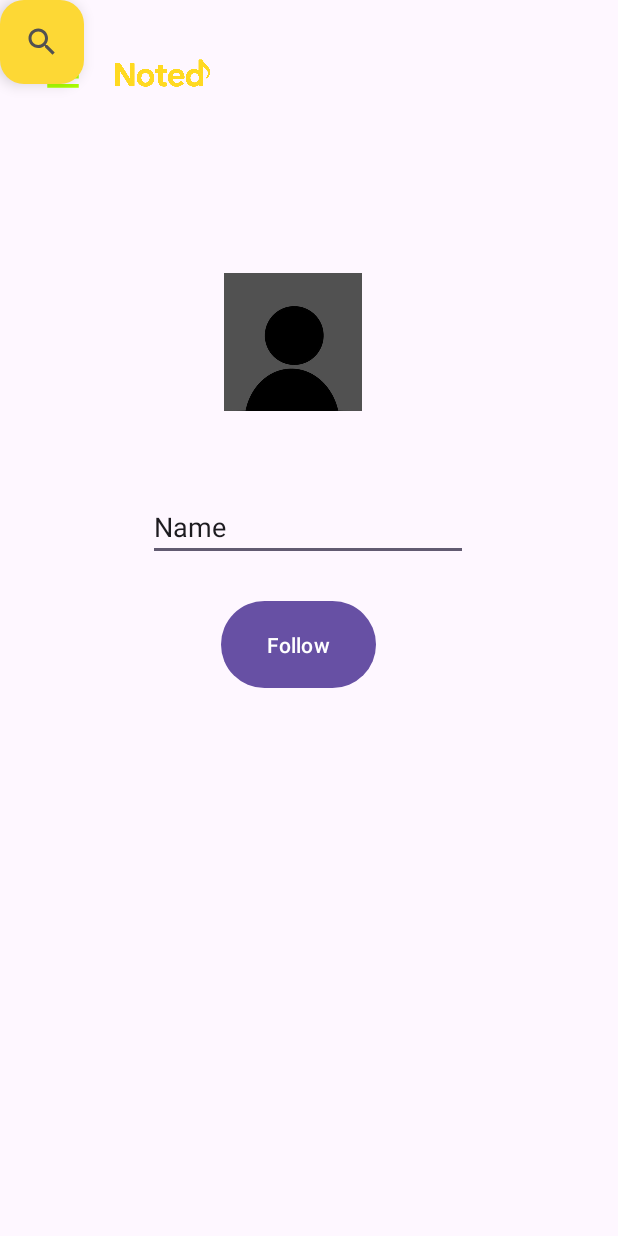
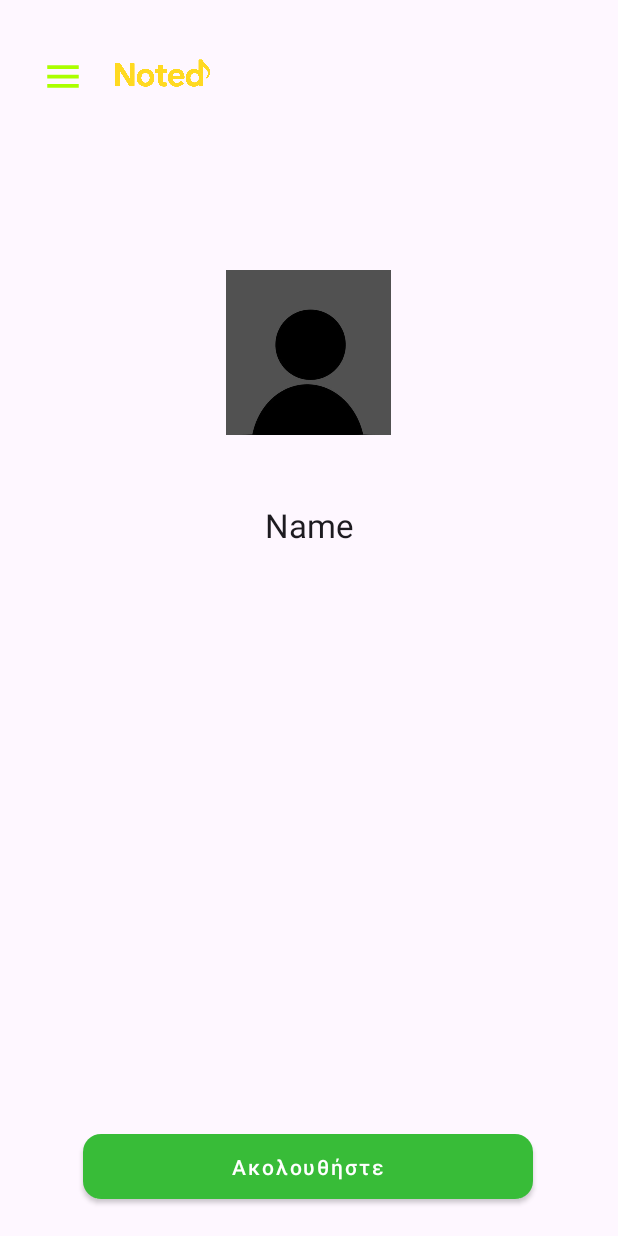
Before and after one commit to nikolas-th/notedAppCode, an Android app: the layout activity_other_users.xml on its own in the app's theme, with its tools: preview values and no code run, on a phone screen of 412 x 824 dp. Run offline under Robolectric (Android 15) with nearby library versions, the phone set to English and light mode, and no system bars.

Commit message:
allagh se other profile

```diff
--- a/app/src/main/res/layout/activity_other_users.xml
+++ b/app/src/main/res/layout/activity_other_users.xml
@@ -6,21 +6,6 @@
     android:layout_width="match_parent"
     android:layout_height="match_parent"
     tools:context=".OtherUsersActivity">
-
-    <com.google.android.material.floatingactionbutton.FloatingActionButton
-        android:id="@+id/fab_search"
-        android:layout_width="wrap_content"
-        android:layout_height="wrap_content"
-        android:layout_alignParentEnd="true"
-        android:layout_alignParentBottom="true"
-        android:layout_margin="16dp"
-        android:contentDescription="Search"
-        android:src="@drawable/ic_search_black"
-        android:tooltipText="Search"
-        app:backgroundTint="#FDD835"
-        app:tint="#525151"
-        tools:layout_editor_absoluteX="339dp"
-        tools:layout_editor_absoluteY="659dp" />
 
     <LinearLayout
         android:id="@+id/topBar"
@@ -51,41 +36,47 @@
 
     </LinearLayout>
 
+    <!-- Login Button -->
+
     <ImageView
         android:id="@+id/imageView4"
         android:layout_width="110dp"
-        android:layout_height="92dp"
+        android:layout_height="110dp"
         app:layout_constraintBottom_toBottomOf="parent"
         app:layout_constraintEnd_toEndOf="parent"
-        app:layout_constraintHorizontal_bias="0.464"
+        app:layout_constraintHorizontal_bias="0.498"
         app:layout_constraintStart_toStartOf="parent"
         app:layout_constraintTop_toTopOf="parent"
-        app:layout_constraintVertical_bias="0.249"
+        app:layout_constraintVertical_bias="0.252"
         app:srcCompat="@drawable/profilepicture" />
 
-    <Button
-        android:id="@+id/button"
-        android:layout_width="103dp"
-        android:layout_height="66dp"
-        android:text="Follow"
+    <com.google.android.material.button.MaterialButton
+        android:id="@+id/btnLogin"
+        style="@style/Widget.MyFirstApp.Button"
+        android:layout_width="300dp"
+        android:layout_height="wrap_content"
+        android:layout_marginTop="24dp"
+        android:padding="12dp"
+        android:text="Ακολουθήστε"
         app:layout_constraintBottom_toBottomOf="parent"
         app:layout_constraintEnd_toEndOf="parent"
-        app:layout_constraintHorizontal_bias="0.477"
+        app:layout_constraintHorizontal_bias="0.495"
         app:layout_constraintStart_toStartOf="parent"
         app:layout_constraintTop_toTopOf="parent"
-        app:layout_constraintVertical_bias="0.523"
+        app:layout_constraintVertical_bias="0.975"
         app:strokeColor="#892525" />
 
-    <EditText
+    <TextView
         android:id="@+id/editTextText"
         android:layout_width="wrap_content"
         android:layout_height="wrap_content"
         android:ems="10"
         android:inputType="text"
         android:text="Name"
+        android:textAlignment="center"
+        android:textAppearance="@style/TextAppearance.AppCompat.Large"
         app:layout_constraintBottom_toBottomOf="parent"
         app:layout_constraintEnd_toEndOf="parent"
-        app:layout_constraintHorizontal_bias="0.497"
         app:layout_constraintStart_toStartOf="parent"
         app:layout_constraintTop_toTopOf="parent"
         app:layout_constraintVertical_bias="0.422" />
```
